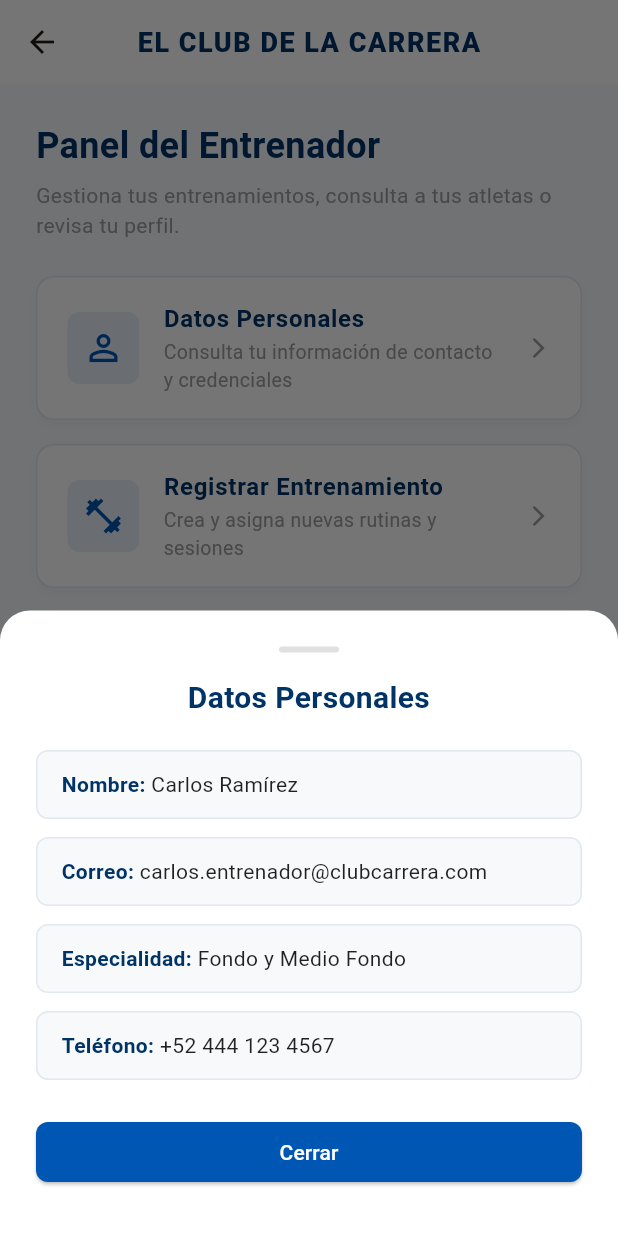
After one commit to nestorhannielpereztobias-cpu/el_club_de_la_carrera_movil, a Flutter app: the CoachHomeScreen screen opened directly, after a tap on "Datos Personales", on a phone screen of 412 x 824 dp. The commit adds this screen. Run offline on Flutter 3.47's test engine with Material 3 defaults, Android fonts, the phone set to English and light mode, and no system bars; our stand-ins replace flutter_dotenv, supabase_flutter; accounts and stored records are empty.

Commit message:
agregue algo

```diff
--- /dev/null
+++ b/lib/screens/coach_home_screen.dart
@@ -0,0 +1,233 @@
+import 'package:flutter/material.dart';
+
+class CoachHomeScreen extends StatefulWidget {
+  const CoachHomeScreen({super.key});
+
+  @override
+  State<CoachHomeScreen> createState() => _CoachHomeScreenState();
+}
+
+class _CoachHomeScreenState extends State<CoachHomeScreen> {
+  // Paleta de colores consistente con la app
+  static const Color primaryBlue = Color(0xFF0056B3);
+  static const Color darkBlue = Color(0xFF003366);
+  static const Color lightBg = Color(0xFFF7F9FB);
+
+  // Datos simulados del entrenador (a la espera del backend)
+  final Map<String, String> coachData = {
+    'Nombre': 'Carlos Ramírez',
+    'Correo': 'carlos.entrenador@clubcarrera.com',
+    'Especialidad': 'Fondo y Medio Fondo',
+    'Teléfono': '+52 444 123 4567',
+  };
+
+  void _showPersonalDataDialog() {
+    showModalBottomSheet(
+      context: context,
+      isScrollControlled: true,
+      backgroundColor: Colors.white,
+      shape: const RoundedRectangleBorder(
+        borderRadius: BorderRadius.vertical(top: Radius.circular(20.0)),
+      ),
+      builder: (context) {
+        return Padding(
+          padding: const EdgeInsets.all(24.0),
+          child: Column(
+            mainAxisSize: MainAxisSize.min,
+            crossAxisAlignment: CrossAxisAlignment.stretch,
+            children: [
+              Center(
+                child: Container(
+                  width: 40,
+                  height: 4,
+                  decoration: BoxDecoration(
+                    color: Colors.grey.shade300,
+                    borderRadius: BorderRadius.circular(2),
+                  ),
+                ),
+              ),
+              const SizedBox(height: 16),
+              const Text(
+                'Datos Personales',
+                textAlign: TextAlign.center,
+                style: TextStyle(
+                  fontSize: 20,
+                  fontWeight: FontWeight.bold,
+                  color: darkBlue,
+                ),
+              ),
+              const SizedBox(height: 20),
+              ...coachData.entries.map((entry) => Padding(
+                    padding: const EdgeInsets.only(bottom: 12.0),
+                    child: Container(
+                      padding: const EdgeInsets.symmetric(
+                          horizontal: 16.0, vertical: 12.0),
+                      decoration: BoxDecoration(
+                        color: lightBg,
+                        borderRadius: BorderRadius.circular(8.0),
+                        border: Border.all(color: const Color(0xFFE2E8F0)),
+                      ),
+                      child: Row(
+                        crossAxisAlignment: CrossAxisAlignment.start,
+                        children: [
+                          Text(
+                            '${entry.key}: ',
+                            style: const TextStyle(
+                              fontWeight: FontWeight.bold,
+                              color: darkBlue,
+                            ),
+                          ),
+                          Expanded(
+                            child: Text(
+                              entry.value,
+                              style: const TextStyle(color: Colors.black87),
+                            ),
+                          ),
+                        ],
+                      ),
+                    ),
+                  )),
+              const SizedBox(height: 12),
+              ElevatedButton(
+                onPressed: () => Navigator.pop(context),
+                style: ElevatedButton.styleFrom(
+                  backgroundColor: primaryBlue,
+                  foregroundColor: Colors.white,
+                  shape: RoundedRectangleBorder(
+                    borderRadius: BorderRadius.circular(8.0),
+                  ),
+                ),
+                child: const Text('Cerrar'),
+              ),
+              const SizedBox(height: 8),
+            ],
+          ),
+        );
+      },
+    );
+  }
+
+  void _showPendingNotice(String optionName) {
+    ScaffoldMessenger.of(context).showSnackBar(
+      SnackBar(
+        content: Text('La sección "$optionName" está en desarrollo.'),
+        duration: const Duration(seconds: 2),
+        behavior: SnackBarBehavior.floating,
+      ),
+    );
+  }
+
+  Widget _buildMenuOption({
+    required IconData icon,
+    required String title,
+    required String subtitle,
+    required VoidCallback onTap,
+  }) {
+    return Container(
+      margin: const EdgeInsets.only(bottom: 16.0),
+      decoration: BoxDecoration(
+        color: Colors.white,
+        borderRadius: BorderRadius.circular(12.0),
+        border: Border.all(color: const Color(0xFFE2E8F0)),
+        boxShadow: [
+          BoxShadow(
+            color: Colors.black.withValues(alpha: 0.03),
+            blurRadius: 8,
+            offset: const Offset(0, 3),
+          ),
+        ],
+      ),
+      child: ListTile(
+        contentPadding: const EdgeInsets.symmetric(horizontal: 20.0, vertical: 8.0),
+        leading: Container(
+          padding: const EdgeInsets.all(10.0),
+          decoration: BoxDecoration(
+            color: primaryBlue.withValues(alpha: 0.1),
+            borderRadius: BorderRadius.circular(8.0),
+          ),
+          child: Icon(icon, color: primaryBlue, size: 28),
+        ),
+        title: Text(
+          title,
+          style: const TextStyle(
+            fontWeight: FontWeight.bold,
+            color: darkBlue,
+            fontSize: 16,
+          ),
+        ),
+        subtitle: Text(
+          subtitle,
+          style: const TextStyle(color: Colors.grey, fontSize: 13),
+        ),
+        trailing: const Icon(Icons.arrow_forward_ios, size: 16, color: Colors.grey),
+        onTap: onTap,
+      ),
+    );
+  }
+
+  @override
+  Widget build(BuildContext context) {
+    return Scaffold(
+      backgroundColor: lightBg,
+      appBar: AppBar(
+        backgroundColor: Colors.white,
+        elevation: 0,
+        centerTitle: true,
+        title: const Text(
+          'EL CLUB DE LA CARRERA',
+          style: TextStyle(
+            color: darkBlue,
+            fontWeight: FontWeight.w900,
+            fontSize: 18,
+            letterSpacing: 1.0,
+          ),
+        ),
+      ),
+      body: SafeArea(
+        child: SingleChildScrollView(
+          padding: const EdgeInsets.all(24.0),
+          child: Column(
+            crossAxisAlignment: CrossAxisAlignment.start,
+            children: [
+              // Encabezado de bienvenida
+              const Text(
+                'Panel del Entrenador',
+                style: TextStyle(
+                  fontSize: 24,
+                  fontWeight: FontWeight.bold,
+                  color: darkBlue,
+                ),
+              ),
+              const SizedBox(height: 6),
+              const Text(
+                'Gestiona tus entrenamientos, consulta a tus atletas o revisa tu perfil.',
+                style: TextStyle(fontSize: 14, color: Colors.grey),
+              ),
+              const SizedBox(height: 24),
+
+              // Opciones del Entrenador
+              _buildMenuOption(
+                icon: Icons.person_outline,
+                title: 'Datos Personales',
+                subtitle: 'Consulta tu información de contacto y credenciales',
+                onTap: _showPersonalDataDialog,
+              ),
+              _buildMenuOption(
+                icon: Icons.fitness_center_outlined,
+                title: 'Registrar Entrenamiento',
+                subtitle: 'Crea y asigna nuevas rutinas y sesiones',
+                onTap: () => _showPendingNotice('Registrar Entrenamiento'),
+              ),
+              _buildMenuOption(
+                icon: Icons.groups_outlined,
+                title: 'Lista de Atletas',
+                subtitle: 'Supervisa el progreso de tus deportistas asignados',
+                onTap: () => _showPendingNotice('Lista de Atletas'),
+              ),
+            ],
+          ),
+        ),
+      ),
+    );
+  }
+}
```
Also changed, not shown: lib/main.dart (line endings or trailing spaces).
